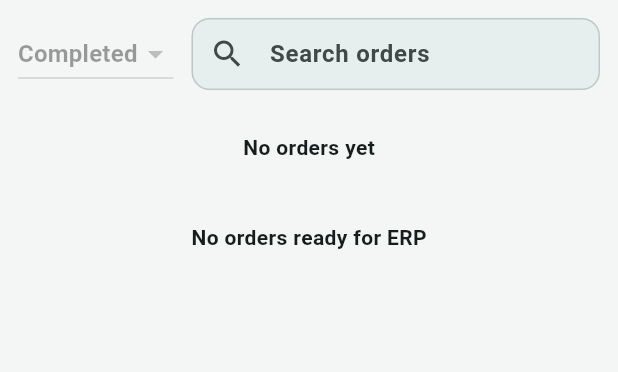
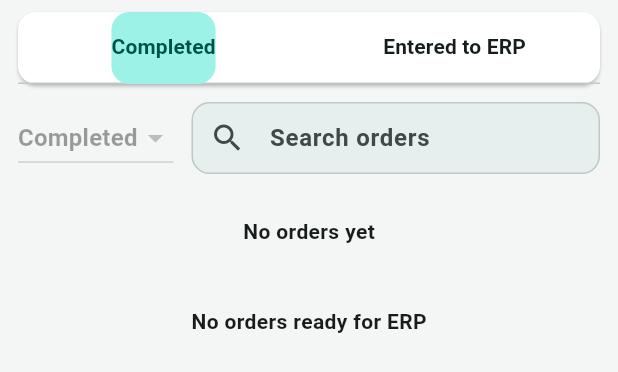
Before and after one commit to YAQ0T/AMA-Order-System-Flutter, a Flutter app: the AccounterDashboard widget shown alone on an empty page, opened directly, on a phone screen of 412 x 824 dp. Shown: the top 372 px of the screen. Run offline on Flutter 3.47's test engine with Material 3 defaults, Android fonts, the phone set to English and light mode, and no system bars; our stand-ins replace pdf, printing, shared_preferences, web; missing offline and left inert: dart:js_interop; accounts and stored records are empty; network calls fail.

Commit message:
do alots for accounter

```diff
--- a/lib/src/screens/accounter/accounter_dashboard.dart
+++ b/lib/src/screens/accounter/accounter_dashboard.dart
@@ -14,30 +14,68 @@ class AccounterDashboard extends StatefulWidget {
   State<AccounterDashboard> createState() => _AccounterDashboardState();
 }
 
-class _AccounterDashboardState extends State<AccounterDashboard> {
+class _AccounterDashboardState extends State<AccounterDashboard>
+    with SingleTickerProviderStateMixin {
+  late final TabController _tabController;
+  final List<_AccounterTab> _tabs = const [
+    _AccounterTab(status: 'completed', label: 'Completed'),
+    _AccounterTab(status: 'entered_erp', label: 'Entered to ERP'),
+  ];
+
   @override
   void initState() {
     super.initState();
+    _tabController = TabController(length: _tabs.length, vsync: this);
+    _tabController.addListener(_handleTabChange);
     WidgetsBinding.instance.addPostFrameCallback((_) {
-      context.read<OrderNotifier>().loadOrders(status: 'completed');
+      _loadForTab();
     });
+  }
+
+  @override
+  void dispose() {
+    _tabController.removeListener(_handleTabChange);
+    _tabController.dispose();
+    super.dispose();
   }
 
   @override
   Widget build(BuildContext context) {
     final orders = context.watch<OrderNotifier>();
+    final scheme = Theme.of(context).colorScheme;
 
-    return RefreshIndicator(
-      onRefresh: () => orders.loadOrders(status: 'completed'),
+    return Column(
+      children: [
+        Padding(
+          padding: const EdgeInsets.fromLTRB(12, 8, 12, 0),
+          child: Material(
+            color: scheme.surface,
+            borderRadius: BorderRadius.circular(12),
+            elevation: 1,
+            child: TabBar(
+              controller: _tabController,
+              indicator: BoxDecoration(
+                color: scheme.primaryContainer,
+                borderRadius: BorderRadius.circular(12),
+              ),
+              labelColor: scheme.onPrimaryContainer,
+              unselectedLabelColor: scheme.onSurface,
+              tabs: _tabs.map((t) => Tab(text: t.label)).toList(),
+            ),
+          ),
+        ),
+        Expanded(
+          child: RefreshIndicator(
+            onRefresh: _loadForTab,
             child: ListView(
               padding: const EdgeInsets.all(12),
               children: [
                 OrderFilters(
-            status: orders.statusFilter,
-            onStatusChanged: (s) => orders.loadOrders(status: 'completed', search: orders.searchTerm),
-            onSearchChanged: (s) => orders.loadOrders(status: 'completed', search: s),
+                  status: _activeStatus,
+                  onStatusChanged: (_) => _loadForTab(),
+                  onSearchChanged: (s) => orders.loadOrders(status: _activeStatus, search: s),
                   statusEnabled: false,
-            allowedStatuses: const ['completed'],
+                  allowedStatuses: [_activeStatus],
                 ),
                 const SizedBox(height: 12),
                 OrderTable(
@@ -47,9 +85,15 @@ class _AccounterDashboardState extends State<AccounterDashboard> {
                   showLogs: true,
                 ),
                 if (orders.orders.isEmpty)
-            const Padding(
-              padding: EdgeInsets.all(24),
-              child: Center(child: Text('No orders ready for ERP')),
+                  Padding(
+                    padding: const EdgeInsets.all(24),
+                    child: Center(
+                      child: Text(
+                        _activeStatus == 'entered_erp'
+                            ? 'No orders entered into ERP yet'
+                            : 'No orders ready for ERP',
+                      ),
+                    ),
                   ),
                 if (orders.loading)
                   const Padding(
@@ -58,7 +102,22 @@ class _AccounterDashboardState extends State<AccounterDashboard> {
                   ),
               ],
             ),
+          ),
+        ),
+      ],
     );
+  }
+
+  String get _activeStatus => _tabs[_tabController.index].status;
+
+  void _handleTabChange() {
+    if (_tabController.indexIsChanging) return;
+    _loadForTab();
+  }
+
+  Future<void> _loadForTab() {
+    final notifier = context.read<OrderNotifier>();
+    return notifier.loadOrders(status: _activeStatus, search: notifier.searchTerm);
   }
 
   Future<void> _sendToErp(OrderModel order) async {
@@ -78,7 +137,7 @@ class _AccounterDashboardState extends State<AccounterDashboard> {
     final notifier = context.read<OrderNotifier>();
     try {
       await notifier.updateStatus(order.id, 'entered_erp');
-      await notifier.loadOrders(status: 'completed');
+      await notifier.loadOrders(status: _activeStatus);
       if (mounted) {
         ScaffoldMessenger.of(context)
             .showSnackBar(SnackBar(content: Text('Order #${order.id} sent to ERP')));
@@ -91,3 +150,10 @@ class _AccounterDashboardState extends State<AccounterDashboard> {
     }
   }
 }
+
+class _AccounterTab {
+  const _AccounterTab({required this.status, required this.label});
+
+  final String status;
+  final String label;
+}
--- a/lib/src/state/order_notifier.dart
+++ b/lib/src/state/order_notifier.dart
@@ -15,6 +15,7 @@ class OrderNotifier extends ChangeNotifier {
   String statusFilter = 'active';
   String searchTerm = '';
   final List<String> _productCache = [];
+  String? _role;
 
   Future<void> loadOrders({String? status, String? search}) async {
     loading = true;
@@ -23,10 +24,16 @@ class OrderNotifier extends ChangeNotifier {
     try {
       statusFilter = status ?? statusFilter;
       searchTerm = search ?? searchTerm;
-      orders = await _service.fetchOrders(
-        status: statusFilter == 'all' ? null : statusFilter,
-        search: searchTerm,
-      );
+      final normalizedStatus = statusFilter == 'all' ? null : statusFilter;
+      orders = _role == 'accounter'
+          ? await _service.fetchAccounterOrders(
+              status: normalizedStatus,
+              search: searchTerm,
+            )
+          : await _service.fetchOrders(
+              status: normalizedStatus,
+              search: searchTerm,
+            );
     } catch (e) {
       error = '$e';
     } finally {
@@ -83,7 +90,7 @@ class OrderNotifier extends ChangeNotifier {
   Future<void> updateItemStatus(
     OrderModel order,
     int itemId,
-    String status, {
+    String? status, {
     bool? notifyMaker,
     bool? notifyAccounter,
     bool? skipEmail,
@@ -124,6 +131,7 @@ class OrderNotifier extends ChangeNotifier {
   }
 
   void handleAuthChanged(AuthNotifier auth) {
+    _role = auth.user?.role;
     if (!auth.isAuthenticated) {
       orders = [];
       _productCache.clear();
```
Also changed, not shown: lib/src/services/order_service.dart (+24 -0 lines), lib/src/widgets/order_form.dart (+38 -22 lines), lib/src/widgets/order_table.dart (+100 -49 lines), 1 other file. Lines whose indentation alone changed are shown as unchanged.
